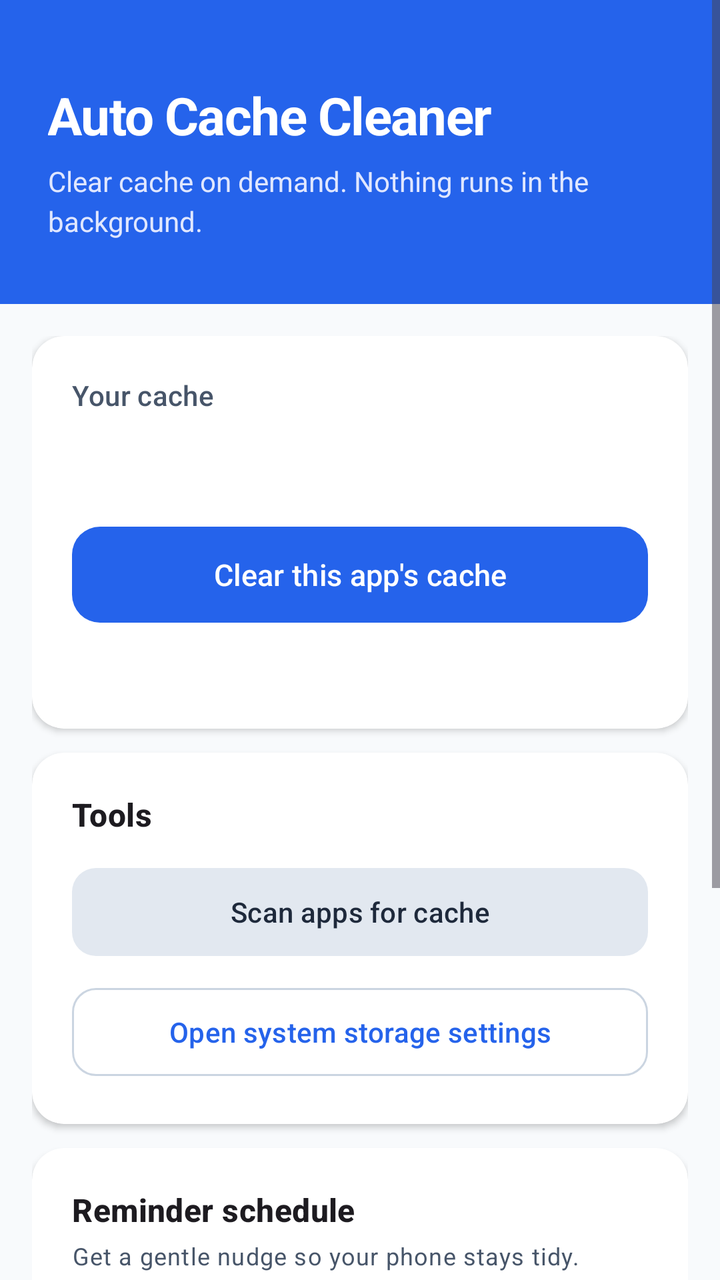
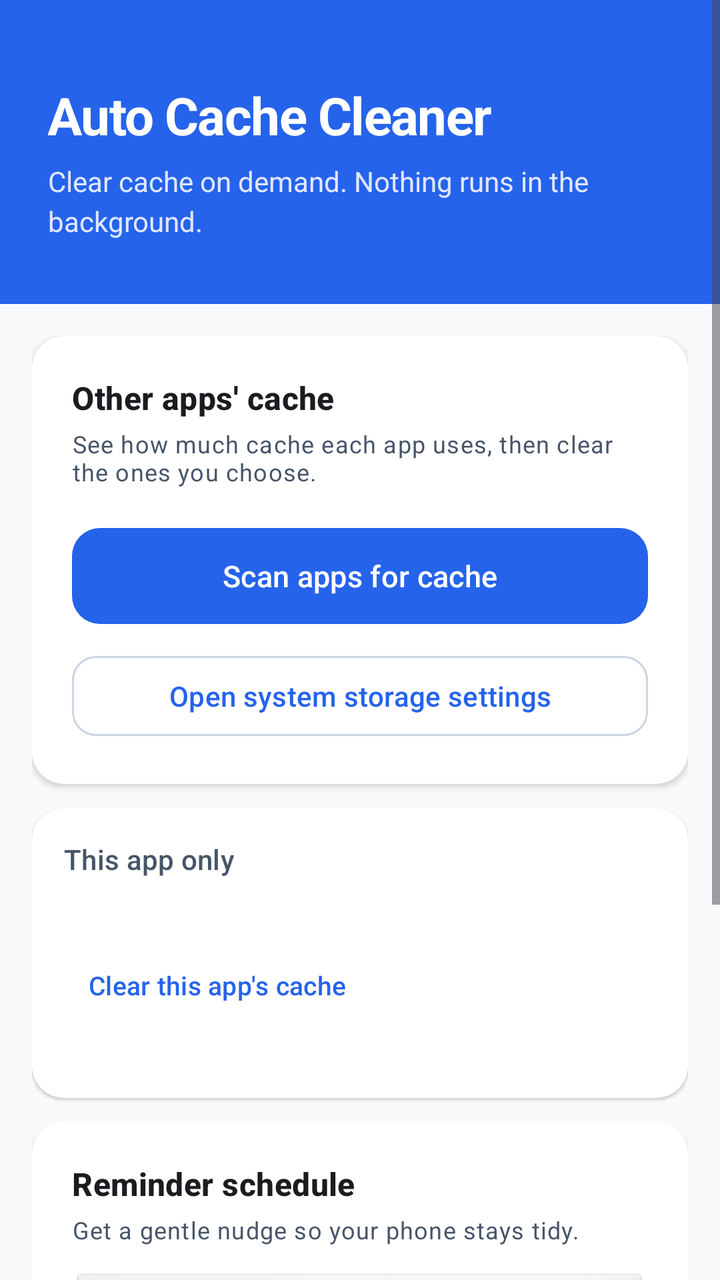

The first picture is an Android layout as it rendered before a commit; the second is the same layout after the commit. The layout source and the unified diff follow.
<!-- AndroidManifest.xml: application theme Theme.AutoCacheCleaner -->
<!-- res/layout/activity_main.xml -->
<?xml version="1.0" encoding="utf-8"?>
<ScrollView xmlns:android="http://schemas.android.com/apk/res/android"
    xmlns:app="http://schemas.android.com/apk/res-auto"
    android:layout_width="match_parent"
    android:layout_height="match_parent"
    android:fillViewport="true"
    android:background="?attr/colorSurface">

    <LinearLayout
        android:layout_width="match_parent"
        android:layout_height="wrap_content"
        android:orientation="vertical">

        <LinearLayout
            android:layout_width="match_parent"
            android:layout_height="wrap_content"
            android:background="@color/header_start"
            android:orientation="vertical"
            android:paddingHorizontal="24dp"
            android:paddingTop="40dp"
            android:paddingBottom="32dp">

            <TextView
                android:layout_width="wrap_content"
                android:layout_height="wrap_content"
                android:text="@string/app_name"
                android:textColor="@color/on_primary"
                android:textSize="26sp"
                android:textStyle="bold"
                android:letterSpacing="-0.02" />

            <TextView
                android:layout_width="wrap_content"
                android:layout_height="wrap_content"
                android:layout_marginTop="6dp"
                android:text="@string/tagline"
                android:textColor="#E0E7FF"
                android:textSize="14sp"
                android:lineSpacingMultiplier="1.2" />
        </LinearLayout>

        <LinearLayout
            android:layout_width="match_parent"
            android:layout_height="wrap_content"
            android:orientation="vertical"
            android:padding="16dp">

            <com.google.android.material.card.MaterialCardView
                android:layout_width="match_parent"
                android:layout_height="wrap_content"
                app:cardElevation="2dp"
                app:cardCornerRadius="16dp"
                app:cardBackgroundColor="@color/card_bg"
                android:layout_marginBottom="12dp">

                <LinearLayout
                    android:layout_width="match_parent"
                    android:layout_height="wrap_content"
                    android:orientation="vertical"
                    android:padding="20dp">

                    <TextView
                        android:layout_width="wrap_content"
                        android:layout_height="wrap_content"
                        android:text="Your cache"
                        android:textAppearance="?attr/textAppearanceLabelLarge"
                        android:textColor="?attr/colorOnSurfaceVariant" />

                    <TextView
                        android:id="@+id/cacheSizeText"
                        android:layout_width="wrap_content"
                        android:layout_height="wrap_content"
                        android:layout_marginTop="4dp"
                        android:textAppearance="?attr/textAppearanceHeadlineSmall"
                        android:textColor="?attr/colorOnSurface"
                        android:textStyle="bold" />

                    <com.google.android.material.button.MaterialButton
                        android:id="@+id/clearCacheButton"
                        android:layout_width="match_parent"
                        android:layout_height="56dp"
                        android:layout_marginTop="16dp"
                        android:text="@string/clear_cache"
                        app:cornerRadius="14dp"
                        android:textSize="15sp" />

                    <TextView
                        android:id="@+id/resultText"
                        android:layout_width="wrap_content"
                        android:layout_height="wrap_content"
                        android:layout_marginTop="10dp"
                        android:textAppearance="?attr/textAppearanceBodyMedium"
                        android:textColor="@color/success" />
                </LinearLayout>
            </com.google.android.material.card.MaterialCardView>

            <com.google.android.material.card.MaterialCardView
                android:layout_width="match_parent"
                android:layout_height="wrap_content"
                app:cardElevation="2dp"
                app:cardCornerRadius="16dp"
                app:cardBackgroundColor="@color/card_bg"
                android:layout_marginBottom="12dp">

                <LinearLayout
                    android:layout_width="match_parent"
                    android:layout_height="wrap_content"
                    android:orientation="vertical"
                    android:padding="20dp">

                    <TextView
                        android:layout_width="wrap_content"
                        android:layout_height="wrap_content"
                        android:text="Tools"
                        android:textAppearance="?attr/textAppearanceTitleMedium"
                        android:textStyle="bold"
                        android:layout_marginBottom="12dp" />

                    <com.google.android.material.button.MaterialButton
                        android:id="@+id/scanAppsButton"
                        style="@style/Widget.Material3.Button.TonalButton"
                        android:layout_width="match_parent"
                        android:layout_height="52dp"
                        android:text="@string/scan_apps"
                        app:cornerRadius="12dp" />

                    <com.google.android.material.button.MaterialButton
                        android:id="@+id/openStorageButton"
                        style="@style/Widget.Material3.Button.OutlinedButton"
                        android:layout_width="match_parent"
                        android:layout_height="52dp"
                        android:layout_marginTop="8dp"
                        android:text="@string/open_storage_settings"
                        app:cornerRadius="12dp" />
                </LinearLayout>
            </com.google.android.material.card.MaterialCardView>

            <com.google.android.material.card.MaterialCardView
                android:layout_width="match_parent"
                android:layout_height="wrap_content"
                app:cardElevation="2dp"
                app:cardCornerRadius="16dp"
                app:cardBackgroundColor="@color/card_bg"
                android:layout_marginBottom="12dp">

                <LinearLayout
                    android:layout_width="match_parent"
                    android:layout_height="wrap_content"
                    android:orientation="vertical"
                    android:padding="20dp">

                    <TextView
                        android:layout_width="wrap_content"
                        android:layout_height="wrap_content"
                        android:text="@string/reminder_label"
                        android:textAppearance="?attr/textAppearanceTitleMedium"
                        android:textStyle="bold" />

                    <TextView
                        android:layout_width="wrap_content"
                        android:layout_height="wrap_content"
                        android:layout_marginTop="4dp"
                        android:text="Get a gentle nudge so your phone stays tidy."
                        android:textAppearance="?attr/textAppearanceBodySmall"
                        android:textColor="?attr/colorOnSurfaceVariant" />

                    <Spinner
                        android:id="@+id/reminderSpinner"
                        android:layout_width="match_parent"
                        android:layout_height="48dp"
                        android:layout_marginTop="12dp"
                        android:background="@android:drawable/btn_dropdown"
                        android:paddingHorizontal="8dp" />
                </LinearLayout>
            </com.google.android.material.card.MaterialCardView>

            <com.google.android.material.card.MaterialCardView
                android:layout_width="match_parent"
                android:layout_height="wrap_content"
                app:cardElevation="2dp"
                app:cardCornerRadius="16dp"
                app:cardBackgroundColor="@color/card_bg"
                android:layout_marginBottom="24dp">

                <LinearLayout
                    android:layout_width="match_parent"
                    android:layout_height="wrap_content"
                    android:orientation="vertical"
                    android:padding="20dp">

                    <TextView
                        android:id="@+id/versionText"
                        android:layout_width="wrap_content"
                        android:layout_height="wrap_content"
                        android:textAppearance="?attr/textAppearanceTitleMedium"
                        android:textStyle="bold" />

                    <com.google.android.material.button.MaterialButton
                        android:id="@+id/checkUpdateButton"
                        style="@style/Widget.Material3.Button.OutlinedButton"
                        android:layout_width="match_parent"
                        android:layout_height="52dp"
                        android:layout_marginTop="12dp"
                        android:text="@string/check_for_update"
                        app:cornerRadius="12dp" />

                    <TextView
                        android:id="@+id/updateStatusText"
                        android:layout_width="wrap_content"
                        android:layout_height="wrap_content"
                        android:layout_marginTop="10dp"
                        android:textAppearance="?attr/textAppearanceBodyMedium"
                        android:textColor="?attr/colorOnSurfaceVariant" />
                </LinearLayout>
            </com.google.android.material.card.MaterialCardView>

        </LinearLayout>
    </LinearLayout>
</ScrollView>
<!-- resources referenced by this layout -->
<resources>
  <color name="card_bg">#FFFFFF</color>
  <color name="header_start">#2563EB</color>
  <color name="on_primary">#FFFFFF</color>
  <color name="success">#10B981</color>
  <string name="app_name">Auto Cache Cleaner</string>
  <string name="check_for_update">Check for update</string>
  <string name="clear_cache">Clear this app\'s cache</string>
  <string name="open_storage_settings">Open system storage settings</string>
  <string name="reminder_label">Reminder schedule</string>
  <string name="scan_apps">Scan apps for cache</string>
  <string name="tagline">Clear cache on demand. Nothing runs in the background.</string>
  <style name="Theme.AutoCacheCleaner" parent="Theme.Material3.DayNight.NoActionBar">
          <item name="colorPrimary">@color/primary</item>
          <item name="colorOnPrimary">@color/on_primary</item>
          <item name="colorPrimaryContainer">@color/primary_container</item>
          <item name="colorOnPrimaryContainer">@color/on_primary_container</item>
          <item name="colorSecondary">@color/secondary</item>
          <item name="colorOnSecondary">@color/on_secondary</item>
          <item name="colorSecondaryContainer">@color/secondary_container</item>
          <item name="colorOnSecondaryContainer">@color/on_secondary_container</item>
          <item name="colorSurface">@color/surface</item>
          <item name="colorOnSurface">@color/on_surface</item>
          <item name="colorSurfaceVariant">@color/surface_variant</item>
          <item name="colorOnSurfaceVariant">@color/on_surface_variant</item>
          <item name="colorOutline">@color/outline</item>
          <item name="colorError">@color/error</item>
          <item name="android:statusBarColor">@color/header_end</item>
          <item name="android:navigationBarColor">@color/surface</item>
          <item name="android:windowBackground">@color/surface</item>
          <item name="materialCardViewStyle">@style/Widget.AutoCacheCleaner.Card</item>
      </style>
  <color name="primary">#2563EB</color>
  <color name="primary_container">#DBEAFE</color>
  <color name="on_primary_container">#1E3A8A</color>
  <color name="secondary">#64748B</color>
  <color name="on_secondary">#FFFFFF</color>
  <color name="secondary_container">#E2E8F0</color>
  <color name="on_secondary_container">#1E293B</color>
  <color name="surface">#F8FAFC</color>
  <color name="on_surface">#0F172A</color>
  <color name="surface_variant">#F1F5F9</color>
  <color name="on_surface_variant">#475569</color>
  <color name="outline">#CBD5E1</color>
  <color name="error">#DC2626</color>
  <color name="header_end">#1D4ED8</color>
  <style name="Widget.AutoCacheCleaner.Card" parent="Widget.Material3.CardView.Elevated">
          <item name="cardBackgroundColor">@color/card_bg</item>
          <item name="cardElevation">2dp</item>
          <item name="cardCornerRadius">16dp</item>
          <item name="contentPadding">0dp</item>
      </style>
</resources>

<!-- the commit's change to res/layout/activity_main.xml (unified diff, before → after) -->
@@ -62,73 +62,32 @@
                     <TextView
                         android:layout_width="wrap_content"
                         android:layout_height="wrap_content"
-                        android:text="Your cache"
-                        android:textAppearance="?attr/textAppearanceLabelLarge"
-                        android:textColor="?attr/colorOnSurfaceVariant" />
-
-                    <TextView
-                        android:id="@+id/cacheSizeText"
-                        android:layout_width="wrap_content"
-                        android:layout_height="wrap_content"
-                        android:layout_marginTop="4dp"
-                        android:textAppearance="?attr/textAppearanceHeadlineSmall"
-                        android:textColor="?attr/colorOnSurface"
-                        android:textStyle="bold" />
-
-                    <com.google.android.material.button.MaterialButton
-                        android:id="@+id/clearCacheButton"
+                        android:text="@string/other_apps_section"
+                        android:textAppearance="?attr/textAppearanceTitleMedium"
+                        android:textStyle="bold" />
+
+                    <TextView
+                        android:layout_width="wrap_content"
+                        android:layout_height="wrap_content"
+                        android:layout_marginTop="4dp"
+                        android:text="@string/other_apps_hint"
+                        android:textAppearance="?attr/textAppearanceBodySmall"
+                        android:textColor="?attr/colorOnSurfaceVariant" />
+
+                    <com.google.android.material.button.MaterialButton
+                        android:id="@+id/scanAppsButton"
                         android:layout_width="match_parent"
                         android:layout_height="56dp"
                         android:layout_marginTop="16dp"
-                        android:text="@string/clear_cache"
+                        android:text="@string/scan_apps"
                         app:cornerRadius="14dp"
                         android:textSize="15sp" />
 
-                    <TextView
-                        android:id="@+id/resultText"
-                        android:layout_width="wrap_content"
-                        android:layout_height="wrap_content"
-                        android:layout_marginTop="10dp"
-                        android:textAppearance="?attr/textAppearanceBodyMedium"
-                        android:textColor="@color/success" />
-                </LinearLayout>
-            </com.google.android.material.card.MaterialCardView>
-
-            <com.google.android.material.card.MaterialCardView
-                android:layout_width="match_parent"
-                android:layout_height="wrap_content"
-                app:cardElevation="2dp"
-                app:cardCornerRadius="16dp"
-                app:cardBackgroundColor="@color/card_bg"
-                android:layout_marginBottom="12dp">
-
-                <LinearLayout
-                    android:layout_width="match_parent"
-                    android:layout_height="wrap_content"
-                    android:orientation="vertical"
-                    android:padding="20dp">
-
-                    <TextView
-                        android:layout_width="wrap_content"
-                        android:layout_height="wrap_content"
-                        android:text="Tools"
-                        android:textAppearance="?attr/textAppearanceTitleMedium"
-                        android:textStyle="bold"
-                        android:layout_marginBottom="12dp" />
-
-                    <com.google.android.material.button.MaterialButton
-                        android:id="@+id/scanAppsButton"
-                        style="@style/Widget.Material3.Button.TonalButton"
-                        android:layout_width="match_parent"
-                        android:layout_height="52dp"
-                        android:text="@string/scan_apps"
-                        app:cornerRadius="12dp" />
-
                     <com.google.android.material.button.MaterialButton
                         android:id="@+id/openStorageButton"
                         style="@style/Widget.Material3.Button.OutlinedButton"
                         android:layout_width="match_parent"
-                        android:layout_height="52dp"
+                        android:layout_height="48dp"
                         android:layout_marginTop="8dp"
                         android:text="@string/open_storage_settings"
                         app:cornerRadius="12dp" />
@@ -138,6 +97,55 @@
             <com.google.android.material.card.MaterialCardView
                 android:layout_width="match_parent"
                 android:layout_height="wrap_content"
+                app:cardElevation="1dp"
+                app:cardCornerRadius="16dp"
+                app:cardBackgroundColor="@color/card_bg"
+                android:layout_marginBottom="12dp">
+
+                <LinearLayout
+                    android:layout_width="match_parent"
+                    android:layout_height="wrap_content"
+                    android:orientation="vertical"
+                    android:padding="16dp">
+
+                    <TextView
+                        android:layout_width="wrap_content"
+                        android:layout_height="wrap_content"
+                        android:text="@string/this_app_section"
+                        android:textAppearance="?attr/textAppearanceLabelLarge"
+                        android:textColor="?attr/colorOnSurfaceVariant" />
+
+                    <TextView
+                        android:id="@+id/cacheSizeText"
+                        android:layout_width="wrap_content"
+                        android:layout_height="wrap_content"
+                        android:layout_marginTop="4dp"
+                        android:textAppearance="?attr/textAppearanceBodyLarge"
+                        android:textStyle="bold" />
+
+                    <com.google.android.material.button.MaterialButton
+                        android:id="@+id/clearCacheButton"
+                        style="@style/Widget.Material3.Button.TextButton"
+                        android:layout_width="wrap_content"
+                        android:layout_height="40dp"
+                        android:layout_marginTop="8dp"
+                        android:minWidth="0dp"
+                        android:text="@string/clear_cache"
+                        android:textSize="13sp" />
+
+                    <TextView
+                        android:id="@+id/resultText"
+                        android:layout_width="wrap_content"
+                        android:layout_height="wrap_content"
+                        android:layout_marginTop="4dp"
+                        android:textAppearance="?attr/textAppearanceBodySmall"
+                        android:textColor="@color/success" />
+                </LinearLayout>
+            </com.google.android.material.card.MaterialCardView>
+
+            <com.google.android.material.card.MaterialCardView
+                android:layout_width="match_parent"
+                android:layout_height="wrap_content"
                 app:cardElevation="2dp"
                 app:cardCornerRadius="16dp"
                 app:cardBackgroundColor="@color/card_bg"
@@ -160,7 +168,7 @@
                         android:layout_width="wrap_content"
                         android:layout_height="wrap_content"
                         android:layout_marginTop="4dp"
-                        android:text="Get a gentle nudge so your phone stays tidy."
+                        android:text="@string/reminder_hint"
                         android:textAppearance="?attr/textAppearanceBodySmall"
                         android:textColor="?attr/colorOnSurfaceVariant" />
 
@@ -199,7 +207,7 @@
                         android:id="@+id/checkUpdateButton"
                         style="@style/Widget.Material3.Button.OutlinedButton"
                         android:layout_width="match_parent"
-                        android:layout_height="52dp"
+                        android:layout_height="48dp"
                         android:layout_marginTop="12dp"
                         android:text="@string/check_for_update"
                         app:cornerRadius="12dp" />
<!-- resource entries referenced after the edit -->
@@ -8,9 +8,13 @@
   <string name="check_for_update">Check for update</string>
   <string name="clear_cache">Clear this app\'s cache</string>
   <string name="open_storage_settings">Open system storage settings</string>
+  <string name="other_apps_hint">See how much cache each app uses, then clear the ones you choose.</string>
+  <string name="other_apps_section">Other apps\' cache</string>
+  <string name="reminder_hint">Get a gentle nudge so your phone stays tidy.</string>
   <string name="reminder_label">Reminder schedule</string>
   <string name="scan_apps">Scan apps for cache</string>
   <string name="tagline">Clear cache on demand. Nothing runs in the background.</string>
+  <string name="this_app_section">This app only</string>
   <style name="Theme.AutoCacheCleaner" parent="Theme.Material3.DayNight.NoActionBar">
           <item name="colorPrimary">@color/primary</item>
           <item name="colorOnPrimary">@color/on_primary</item>
